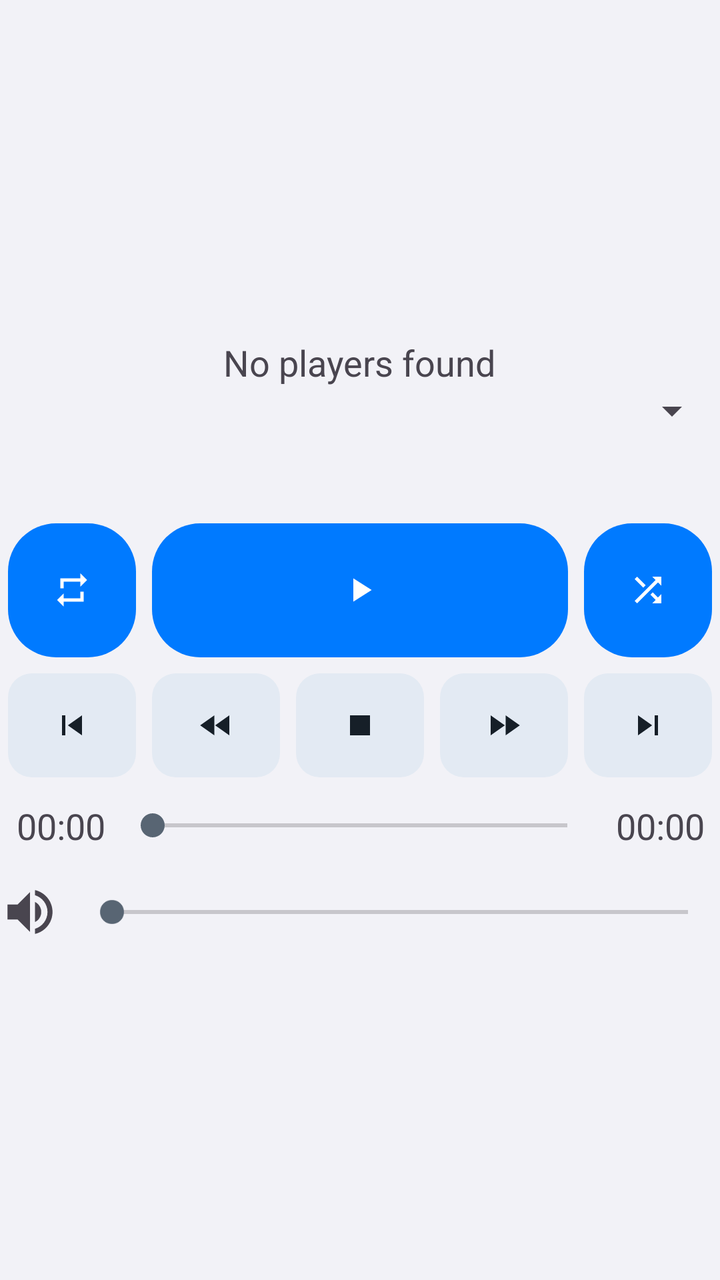
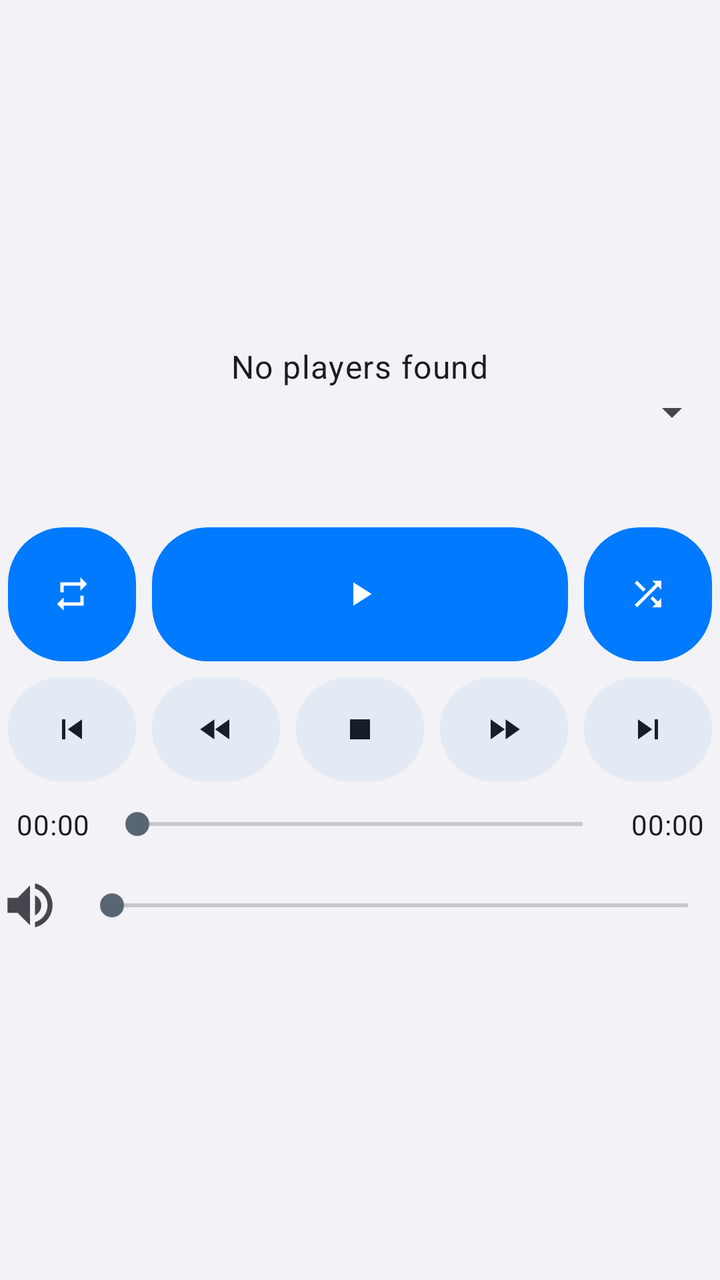

Before-and-after screenshots of an Android layout around one commit, followed by the original layout XML and the change that was made.
<!-- AndroidManifest.xml: application theme KdeConnectTheme.NoActionBar -->
<!-- res/layout/mpris_control.xml -->
<?xml version="1.0" encoding="utf-8"?>
<LinearLayout xmlns:android="http://schemas.android.com/apk/res/android"
    xmlns:app="http://schemas.android.com/apk/res-auto"
    android:id="@+id/mpris_control_view"
    android:layout_width="match_parent"
    android:layout_height="match_parent"
    android:layout_gravity="center"
    android:gravity="center"
    android:orientation="vertical">

    <TextView
        android:id="@+id/no_players"
        android:layout_width="wrap_content"
        android:layout_height="wrap_content"
        android:layout_gravity="center_horizontal"
        android:text="@string/no_players_connected"
        android:textAppearance="?android:attr/textAppearanceMedium" />

    <Spinner
        android:id="@+id/player_spinner"
        android:layout_width="match_parent"
        android:layout_height="wrap_content"
        android:layout_gravity="center" />

    <TextView
        android:id="@+id/now_playing_textview"
        android:layout_width="wrap_content"
        android:layout_height="wrap_content"
        android:layout_gravity="center"
        android:ellipsize="marquee"
        android:gravity="center"
        android:marqueeRepeatLimit="marquee_forever"
        android:padding="8dip"
        android:scrollHorizontally="true"
        android:singleLine="true"
        android:textAppearance="?android:attr/textAppearanceMedium" />

    <androidx.constraintlayout.widget.ConstraintLayout
        android:layout_width="match_parent"
        android:layout_height="75dp"
        android:layout_gravity="center"
        android:orientation="horizontal">

        <com.google.android.material.button.MaterialButton
            android:id="@+id/loop_button"
            android:layout_width="0dp"
            android:layout_height="match_parent"
            android:layout_gravity="center"
            android:adjustViewBounds="false"
            android:baselineAlignBottom="true"
            android:clickable="false"
            android:contentDescription="@string/mpris_loop"
            app:icon="@drawable/ic_loop_none_black"
            style="@style/KdeConnectButton.IconButton"
            app:layout_constraintStart_toStartOf="parent"
            app:layout_constraintTop_toTopOf="parent"
            app:layout_constraintWidth_percent="0.20" />

        <com.google.android.material.button.MaterialButton
            android:id="@+id/play_button"
            android:layout_width="0dp"
            android:layout_height="match_parent"
            android:layout_gravity="center"
            android:adjustViewBounds="false"
            android:baselineAlignBottom="true"
            android:clickable="false"
            android:contentDescription="@string/mpris_play"
            app:icon="@drawable/ic_play_black"
            style="@style/KdeConnectButton.IconButton"
            app:layout_constraintEnd_toStartOf="@id/shuffle_button"
            app:layout_constraintStart_toEndOf="@id/loop_button"
            app:layout_constraintTop_toTopOf="parent" />

        <com.google.android.material.button.MaterialButton
            android:id="@+id/shuffle_button"
            android:layout_width="0dp"
            android:layout_height="match_parent"
            android:layout_gravity="center"
            android:adjustViewBounds="false"
            android:baselineAlignBottom="true"
            android:clickable="false"
            android:contentDescription="@string/mpris_shuffle"
            app:icon="@drawable/ic_shuffle_off_black"
            style="@style/KdeConnectButton.IconButton"
            app:layout_constraintEnd_toEndOf="parent"
            app:layout_constraintWidth_percent="0.20" />
    </androidx.constraintlayout.widget.ConstraintLayout>

    <LinearLayout
        android:layout_width="match_parent"
        android:layout_height="60dip"
        android:layout_gravity="center"
        android:orientation="horizontal">

        <com.google.android.material.button.MaterialButton
            android:id="@+id/prev_button"
            android:layout_width="match_parent"
            android:layout_height="fill_parent"
            android:layout_weight="0.25"
            android:contentDescription="@string/mpris_previous"
            app:icon="@drawable/ic_previous_black"
            style="@style/KdeConnectButton.IconButton.Secondary" />

        <com.google.android.material.button.MaterialButton
            android:id="@+id/rew_button"
            android:layout_width="match_parent"
            android:layout_height="fill_parent"
            android:layout_weight="0.25"
            android:contentDescription="@string/mpris_rew"
            app:icon="@drawable/ic_rewind_black"
            style="@style/KdeConnectButton.IconButton.Secondary" />

        <com.google.android.material.button.MaterialButton
            android:id="@+id/stop_button"
            android:layout_width="match_parent"
            android:layout_height="fill_parent"
            android:layout_weight="0.25"
            android:contentDescription="@string/mpris_stop"
            app:icon="@drawable/ic_stop"
            style="@style/KdeConnectButton.IconButton.Secondary" />


        <com.google.android.material.button.MaterialButton
            android:id="@+id/ff_button"
            android:layout_width="match_parent"
            android:layout_height="fill_parent"
            android:layout_weight="0.25"
            android:contentDescription="@string/mpris_ff"
            app:icon="@drawable/ic_fast_forward_black"
            style="@style/KdeConnectButton.IconButton.Secondary" />

        <com.google.android.material.button.MaterialButton
            android:id="@+id/next_button"
            android:layout_width="match_parent"
            android:layout_height="fill_parent"
            android:layout_weight="0.25"
            android:contentDescription="@string/mpris_next"
            app:icon="@drawable/ic_next_black"
            style="@style/KdeConnectButton.IconButton.Secondary" />
    </LinearLayout>

    <LinearLayout
        android:id="@+id/progress_slider"
        android:layout_width="match_parent"
        android:layout_height="wrap_content"
        android:orientation="horizontal">

        <TextView
            android:id="@+id/progress_textview"
            android:layout_width="wrap_content"
            android:layout_height="wrap_content"
            android:layout_gravity="center"
            android:gravity="center"
            android:padding="8dip"
            android:singleLine="true"
            android:text="00:00"
            android:textAppearance="?android:attr/textAppearanceMedium" />

        <SeekBar
            android:id="@+id/positionSeek"
            android:layout_width="0dp"
            android:layout_height="wrap_content"
            android:layout_gravity="center"
            android:layout_weight="1" />

        <TextView
            android:id="@+id/time_textview"
            android:layout_width="wrap_content"
            android:layout_height="wrap_content"
            android:layout_gravity="center"
            android:gravity="center"
            android:padding="8dip"
            android:singleLine="true"
            android:text="00:00"
            android:textAppearance="?android:attr/textAppearanceMedium" />
    </LinearLayout>

    <LinearLayout
        android:id="@+id/volume_layout"
        android:layout_width="match_parent"
        android:layout_height="wrap_content"
        android:layout_gravity="center"
        android:layout_marginTop="8dip"
        android:orientation="horizontal">

        <androidx.appcompat.widget.AppCompatImageView
            android:id="@+id/imageView"
            android:layout_width="30dip"
            android:layout_height="30dip"
            android:layout_marginEnd="10dip"
            android:layout_weight="0"
            android:contentDescription="@string/mpris_volume"
            android:maxWidth="30dip"
            android:src="@drawable/ic_volume"/>


        <SeekBar
            android:id="@+id/volume_seek"
            android:layout_width="wrap_content"
            android:layout_height="wrap_content"
            android:layout_gravity="center"
            android:layout_weight="1"
            android:max="100" />

    </LinearLayout>
</LinearLayout>
<!-- resources referenced by this layout -->
<resources>
  <string name="mpris_ff">Fast-forward</string>
  <string name="mpris_loop">Loop</string>
  <string name="mpris_next">Next</string>
  <string name="mpris_play">Play</string>
  <string name="mpris_previous">Previous</string>
  <string name="mpris_rew">Rewind</string>
  <string name="mpris_shuffle">Shuffle</string>
  <string name="mpris_stop">Stop the current player</string>
  <string name="mpris_volume">Volume</string>
  <string name="no_players_connected">No players found</string>
  <style name="KdeConnectButton.IconButton" parent="Widget.Material3.Button.IconButton.Filled">
          <item name="iconGravity">textStart</item>
          <item name="cornerRadius">24dp</item>
      </style>
  <style name="KdeConnectButton.IconButton.Secondary" parent="Widget.Material3.Button.IconButton.Filled.Tonal">
          <item name="iconGravity">textStart</item>
          <item name="cornerRadius">12dp</item>
      </style>
  <style name="KdeConnectTheme.NoActionBar" parent="KdeConnectThemeBase.NoActionBar">
          <item name="android:statusBarColor">@android:color/transparent</item>
          <item name="android:windowLightStatusBar">?attr/isLightTheme</item>
      </style>
  <style name="KdeConnectThemeBase.NoActionBar" parent="KdeConnectTheme">
          <item name="windowActionBar">false</item>
          <item name="windowNoTitle">true</item>
      </style>
  <style name="KdeConnectTheme" parent="KdeConnectThemeBase" />
  <color name="canvas_primary">#FF007AFF</color>
  <color name="canvas_on_primary">#FFFFFFFF</color>
  <color name="canvas_primary_container">#FFD6EAFF</color>
  <color name="canvas_on_primary_container">#FF002B52</color>
  <color name="canvas_secondary">#FF586573</color>
  <color name="canvas_on_secondary">#FFFFFFFF</color>
  <color name="canvas_secondary_container">#FFE3EAF3</color>
  <color name="canvas_on_secondary_container">#FF161F28</color>
  <color name="canvas_tertiary">#FFD26A00</color>
  <color name="canvas_on_tertiary">#FFFFFFFF</color>
  <color name="canvas_tertiary_container">#FFFFE4C7</color>
  <color name="canvas_on_tertiary_container">#FF3B2100</color>
  <color name="canvas_error">#FFD32F2F</color>
  <color name="canvas_on_error">#FFFFFFFF</color>
  <color name="canvas_error_container">#FFFDE0DD</color>
  <color name="canvas_on_error_container">#FF410002</color>
  <color name="canvas_background">#FFF2F2F7</color>
  <color name="canvas_on_background">#FF1B1B1D</color>
  <color name="canvas_surface">#FFFFFFFF</color>
  <color name="canvas_on_surface">#FF1B1B1D</color>
  <color name="canvas_surface_variant">#FFE9E9EE</color>
  <color name="canvas_on_surface_variant">#FF55606E</color>
  <color name="canvas_outline">#FFAAB2BC</color>
  <color name="canvas_outline_variant">#FFE3E5EA</color>
  <color name="canvas_surface_container_lowest">#FFFFFFFF</color>
  <color name="canvas_surface_container_low">#FFFFFFFF</color>
  <color name="canvas_surface_container">#FFF7F7FA</color>
  <color name="canvas_surface_container_high">#FFF0F0F4</color>
  <color name="canvas_surface_container_highest">#FFEAEAEF</color>
  <style name="KdeConnectCardStyle" parent="@style/Widget.Material3.CardView.Outlined">
          <item name="cardElevation">0dp</item>
          <item name="strokeWidth">1dp</item>
          <item name="strokeColor">@color/canvas_outline_variant</item>
          <item name="shapeAppearanceOverlay">@style/KdeConnectCardShape</item>
      </style>
  <style name="KdeConnectDialogStyle" parent="ThemeOverlay.Material3.MaterialAlertDialog">
          <item name="android:layout" tools:ignore="PrivateResource">@layout/m3_alert_dialog</item>
          <item name="dialogCornerRadius" tools:ignore="PrivateResource">@dimen/m3_alert_dialog_corner_size</item>
      </style>
  <style name="KdeConnectCardShape" parent="">
          <item name="cornerFamily">rounded</item>
          <item name="cornerSize">20dp</item>
      </style>
  <!-- unchanged entries left out for length: 10 -->
</resources>

<!-- the commit's change to res/layout/mpris_control.xml (unified diff, before → after) -->
@@ -14,7 +14,7 @@
         android:layout_height="wrap_content"
         android:layout_gravity="center_horizontal"
         android:text="@string/no_players_connected"
-        android:textAppearance="?android:attr/textAppearanceMedium" />
+        android:textAppearance="?attr/textAppearanceBodyLarge" />
 
     <Spinner
         android:id="@+id/player_spinner"
@@ -30,10 +30,11 @@
         android:ellipsize="marquee"
         android:gravity="center"
         android:marqueeRepeatLimit="marquee_forever"
-        android:padding="8dip"
+        android:paddingHorizontal="12dip"
+        android:paddingVertical="10dip"
         android:scrollHorizontally="true"
         android:singleLine="true"
-        android:textAppearance="?android:attr/textAppearanceMedium" />
+        android:textAppearance="?attr/textAppearanceTitleMedium" />
 
     <androidx.constraintlayout.widget.ConstraintLayout
         android:layout_width="match_parent"
@@ -154,7 +155,7 @@
             android:padding="8dip"
             android:singleLine="true"
             android:text="00:00"
-            android:textAppearance="?android:attr/textAppearanceMedium" />
+            android:textAppearance="?attr/textAppearanceBodyMedium" />
 
         <SeekBar
             android:id="@+id/positionSeek"
@@ -172,7 +173,7 @@
             android:padding="8dip"
             android:singleLine="true"
             android:text="00:00"
-            android:textAppearance="?android:attr/textAppearanceMedium" />
+            android:textAppearance="?attr/textAppearanceBodyMedium" />
     </LinearLayout>
 
     <LinearLayout
<!-- resource entries referenced after the edit -->
@@ -12,11 +12,11 @@
   <string name="no_players_connected">No players found</string>
   <style name="KdeConnectButton.IconButton" parent="Widget.Material3.Button.IconButton.Filled">
           <item name="iconGravity">textStart</item>
-          <item name="cornerRadius">24dp</item>
+          <item name="cornerRadius">28dp</item>
       </style>
   <style name="KdeConnectButton.IconButton.Secondary" parent="Widget.Material3.Button.IconButton.Filled.Tonal">
           <item name="iconGravity">textStart</item>
-          <item name="cornerRadius">12dp</item>
+          <item name="cornerRadius">28dp</item>
       </style>
   <style name="KdeConnectTheme.NoActionBar" parent="KdeConnectThemeBase.NoActionBar">
           <item name="android:statusBarColor">@android:color/transparent</item>
